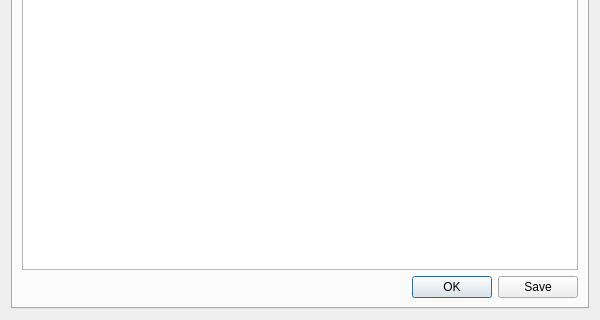
The window that UI/dooble_javascript.ui (textbrowser/dooble) describes before a commit, drawn with Qt 5; both pictures show x 0 to 600 and y 180 to 500 of the 600 by 500 pixel window.
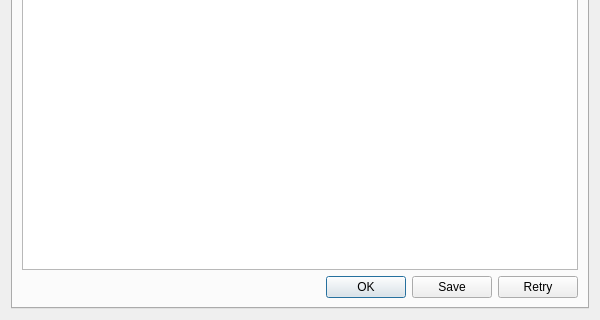
The same window after the commit. Icons and pictures are not drawn.

```diff
--- a/UI/dooble_javascript.ui
+++ b/UI/dooble_javascript.ui
@@ -55,7 +55,7 @@
        <item>
         <widget class="QDialogButtonBox" name="buttons_1">
          <property name="standardButtons">
-          <set>QDialogButtonBox::Ok|QDialogButtonBox::Save</set>
+          <set>QDialogButtonBox::Ok|QDialogButtonBox::Retry|QDialogButtonBox::Save</set>
          </property>
         </widget>
        </item>
```
